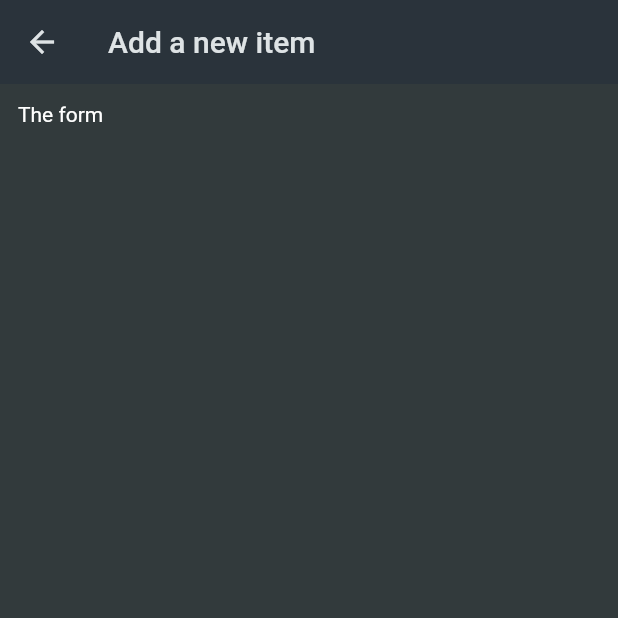
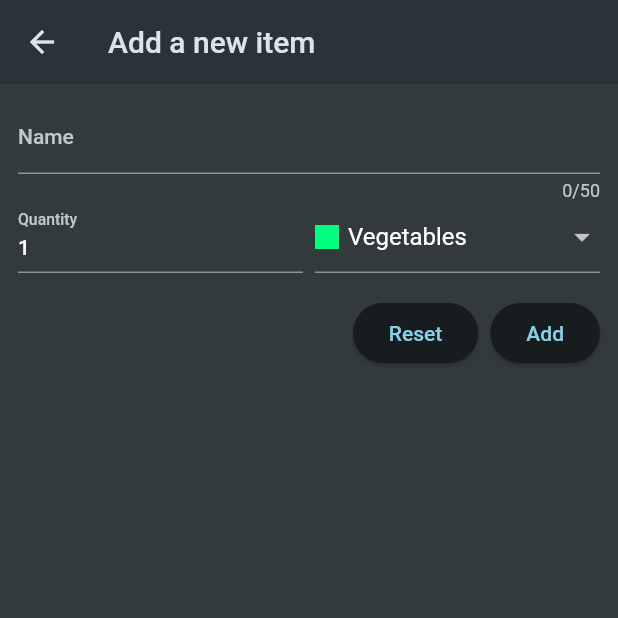
Before and after one commit to viniqrz/shopping-list-flutter, a Flutter app: the screen it shows after launch, after a tap on the "add a photo" icon, on a phone screen of 412 x 824 dp, the top half of it. Run offline on Flutter 3.47's test engine with Material 2 defaults, Android fonts, the phone set to English and light mode, and no system bars.

Commit message:
feat: add item functionality

```diff
--- a/lib/widgets/grocery_list.dart
+++ b/lib/widgets/grocery_list.dart
@@ -1,5 +1,6 @@
 import 'package:flutter/material.dart';
 import 'package:shopping_list/data/dummy_items.dart';
+import 'package:shopping_list/models/grocery_item.dart';
 import 'package:shopping_list/widgets/new_item.dart';
 
 class GroceryList extends StatefulWidget {
@@ -10,12 +11,20 @@ class GroceryList extends StatefulWidget {
 }
 
 class _GroceryListState extends State<GroceryList> {
-  void _addItem() {
-    Navigator.of(context).push(
+  final List<GroceryItem> _groceryItems = groceryItems;
+
+  void _addItem() async {
+    final result = await Navigator.of(context).push(
       MaterialPageRoute(
         builder: (ctx) => const NewItem(),
       ),
     );
+
+    if (result != null) {
+      setState(() {
+        _groceryItems.add(result as GroceryItem);
+      });
+    }
   }
 
   @override
@@ -31,9 +40,9 @@ class _GroceryListState extends State<GroceryList> {
         ],
       ),
       body: ListView.builder(
-        itemCount: groceryItems.length,
+        itemCount: _groceryItems.length,
         itemBuilder: (ctx, index) {
-          final item = groceryItems[index];
+          final item = _groceryItems[index];
           return ListTile(
             title: Text(item.name),
             trailing: Text(item.quantity.toString()),
--- a/lib/widgets/new_item.dart
+++ b/lib/widgets/new_item.dart
@@ -1,4 +1,7 @@
 import 'package:flutter/material.dart';
+import 'package:shopping_list/data/categories.dart';
+import 'package:shopping_list/models/category.dart';
+import 'package:shopping_list/models/grocery_item.dart';
 
 class NewItem extends StatefulWidget {
   const NewItem({super.key});
@@ -8,15 +11,137 @@ class NewItem extends StatefulWidget {
 }
 
 class _NewItemState extends State<NewItem> {
+  final _formKey = GlobalKey<FormState>();
+  var _enteredName = '';
+  var _enteredQuantity = 1;
+  var _selectedCategory = categories[Categories.vegetables]!;
+
+  void _saveItem() {
+    if (_formKey.currentState!.validate()) {
+      _formKey.currentState!.save();
+      Navigator.of(context).pop(
+        GroceryItem(
+          id: DateTime.now().toString(),
+          name: _enteredName,
+          quantity: _enteredQuantity,
+          category: _selectedCategory,
+        ),
+      );
+    }
+  }
+
+  void _resetForm() {
+    _formKey.currentState!.reset();
+  }
+
   @override
   Widget build(BuildContext context) {
     return Scaffold(
       appBar: AppBar(
-        title: Text('Add a new item'),
+        title: const Text('Add a new item'),
       ),
       body: Padding(
         padding: const EdgeInsets.all(12),
-        child: Text('The form'),
+        child: Form(
+          key: _formKey,
+          child: Column(
+            children: [
+              TextFormField(
+                maxLength: 50,
+                initialValue: _enteredName,
+                decoration: const InputDecoration(
+                  label: Text('Name'),
+                ),
+                validator: (value) {
+                  if (value == null ||
+                      value.isEmpty ||
+                      value.trim().length <= 1) {
+                    return 'Please enter a name';
+                  }
+
+                  return null;
+                },
+                onSaved: (value) {
+                  _enteredName = value!;
+                },
+              ),
+              Row(
+                children: [
+                  Expanded(
+                    child: TextFormField(
+                      decoration: const InputDecoration(
+                        label: Text('Quantity'),
+                      ),
+                      initialValue: _enteredQuantity.toString(),
+                      validator: (value) {
+                        if (value == null ||
+                            int.tryParse(value) == null ||
+                            int.tryParse(value)! <= 0) {
+                          return 'Please enter a valid quantity';
+                        }
+
+                        return null;
+                      },
+                      onSaved: (newValue) {
+                        _enteredQuantity = int.parse(newValue!);
+                      },
+                    ),
+                  ),
+                  const SizedBox(
+                    width: 8,
+                  ),
+                  Expanded(
+                    child: DropdownButtonFormField(
+                        items: [
+                          for (final category in categories.entries)
+                            DropdownMenuItem(
+                              value: category.value,
+                              child: Row(
+                                children: [
+                                  Container(
+                                    width: 16,
+                                    height: 16,
+                                    color: category.value.color,
+                                  ),
+                                  const SizedBox(
+                                    width: 6,
+                                  ),
+                                  Text(category.value.title)
+                                ],
+                              ),
+                            )
+                        ],
+                        value: _selectedCategory,
+                        onChanged: (value) {
+                          setState(() {
+                            _selectedCategory = value as Category;
+                          });
+                        }),
+                  ),
+                ],
+              ),
+              const SizedBox(
+                height: 16,
+              ),
+              Row(
+                mainAxisAlignment: MainAxisAlignment.end,
+                children: [
+                  ElevatedButton(
+                    onPressed: _resetForm,
+                    child: const Text('Reset'),
+                  ),
+                  const SizedBox(
+                    width: 8,
+                  ),
+                  ElevatedButton(
+                    onPressed: _saveItem,
+                    child: const Text('Add'),
+                  ),
+                ],
+              )
+            ],
+          ),
+        ),
       ),
     );
   }
```
